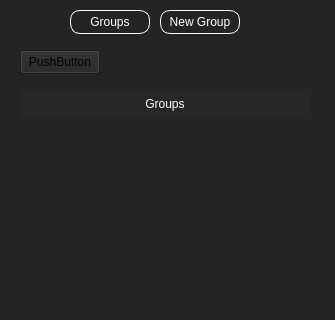
This is mainwindow.ui in illud/tgroup as Qt 5 draws it before an edit; both pictures show x 0 to 335 and y 0 to 320 of the 335 by 467 pixel window. The edited form follows.
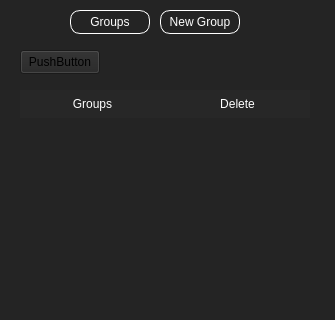
This is the edited form. The open tabs and pages were chosen to show the change.

Commit message: delete group and delete exe item in tableWidget

```diff
--- a/mainwindow.ui
+++ b/mainwindow.ui
@@ -170,8 +170,29 @@
       <property name="frameShadow">
        <enum>QFrame::Plain</enum>
       </property>
+      <property name="verticalScrollMode">
+       <enum>QAbstractItemView::ScrollPerPixel</enum>
+      </property>
+      <property name="horizontalScrollMode">
+       <enum>QAbstractItemView::ScrollPerPixel</enum>
+      </property>
+      <property name="gridStyle">
+       <enum>Qt::NoPen</enum>
+      </property>
+      <property name="wordWrap">
+       <bool>true</bool>
+      </property>
+      <property name="cornerButtonEnabled">
+       <bool>true</bool>
+      </property>
+      <attribute name="horizontalHeaderVisible">
+       <bool>true</bool>
+      </attribute>
       <attribute name="horizontalHeaderDefaultSectionSize">
-       <number>290</number>
+       <number>145</number>
+      </attribute>
+      <attribute name="horizontalHeaderHighlightSections">
+       <bool>true</bool>
       </attribute>
       <attribute name="verticalHeaderVisible">
        <bool>false</bool>
@@ -181,6 +202,11 @@
         <string>Groups</string>
        </property>
       </column>
+      <column>
+       <property name="text">
+        <string>Delete</string>
+       </property>
+      </column>
      </widget>
     </widget>
     <widget class="QWidget" name="page_2">
```
Left out of the diff: 12 changed lines with no effect on the pictures. The commit also changes 4 other files.
